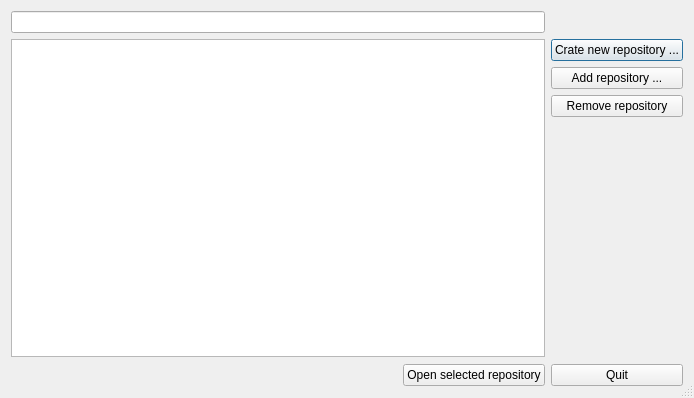
The window that kitten/repositories_dialog.ui (riyad/kitten-ruby) describes before a commit, drawn with Qt 5.
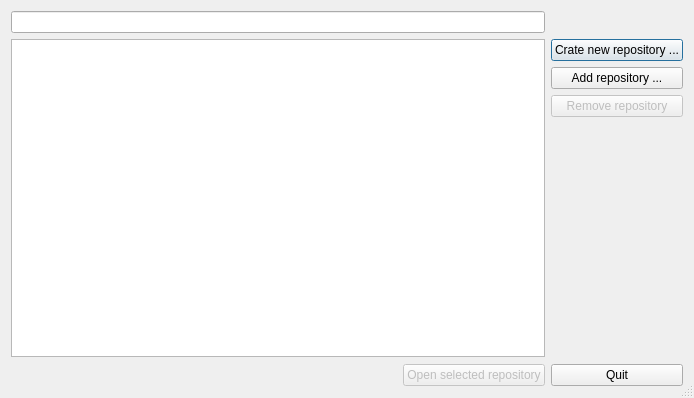
The same window after the commit. Custom widgets are drawn as their Qt base class.

Commit message: Implemented enabling/disabling buttons on the repos dialog.

The edit to the form file:
```diff
--- a/kitten/repositories_dialog.ui
+++ b/kitten/repositories_dialog.ui
@@ -54,6 +54,9 @@
      </item>
      <item>
       <widget class="QPushButton" name="removeButton">
+       <property name="enabled">
+        <bool>false</bool>
+       </property>
        <property name="text">
         <string>Remove repository</string>
        </property>
@@ -89,6 +92,9 @@
    </item>
    <item row="3" column="1">
     <widget class="QPushButton" name="openButton">
+     <property name="enabled">
+      <bool>false</bool>
+     </property>
      <property name="text">
       <string>Open selected repository</string>
      </property>
```
The commit also changes 1 other file.
